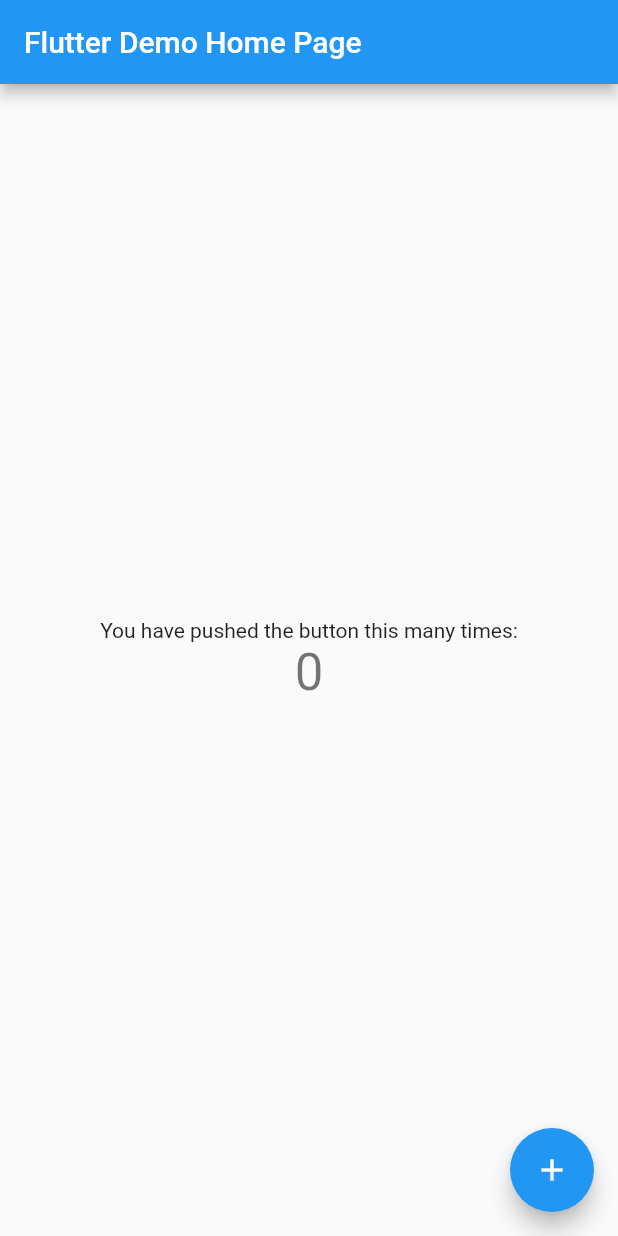
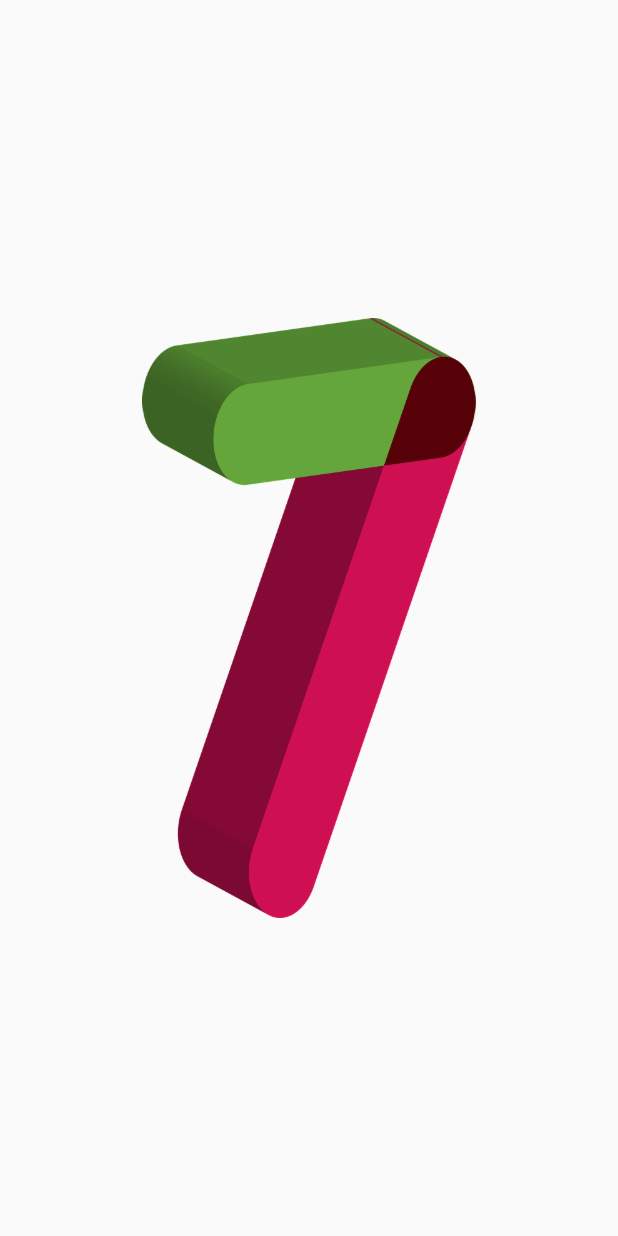
Before and after one commit to taeksoolee/flutter-chapter-study, a Flutter app: the screen it shows after launch, on a phone screen of 412 x 824 dp. Run offline on Flutter 3.47's test engine with Material 2 defaults, Android fonts, the phone set to English and light mode, and no system bars; our stand-ins replace fluttertoast, webview_flutter.

Commit message:
🚀 rng - countdown Widget 추가

```diff
--- a/random_number_generator/lib/main.dart
+++ b/random_number_generator/lib/main.dart
@@ -1,115 +1,8 @@
 import 'package:flutter/material.dart';
+import 'package:random_number_generator/screens/home_screen.dart';
 
 void main() {
-  runApp(const MyApp());
+  runApp(MaterialApp(
+    home: HomeScreen(),
+  ));
 }
-
-class MyApp extends StatelessWidget {
-  const MyApp({Key? key}) : super(key: key);
-
-  // This widget is the root of your application.
-  @override
-  Widget build(BuildContext context) {
-    return MaterialApp(
-      title: 'Flutter Demo',
-      theme: ThemeData(
-        // This is the theme of your application.
-        //
-        // Try running your application with "flutter run". You'll see the
-        // application has a blue toolbar. Then, without quitting the app, try
-        // changing the primarySwatch below to Colors.green and then invoke
-        // "hot reload" (press "r" in the console where you ran "flutter run",
-        // or simply save your changes to "hot reload" in a Flutter IDE).
-        // Notice that the counter didn't reset back to zero; the application
-        // is not restarted.
-        primarySwatch: Colors.blue,
-      ),
-      home: const MyHomePage(title: 'Flutter Demo Home Page'),
-    );
-  }
-}
-
-class MyHomePage extends StatefulWidget {
-  const MyHomePage({Key? key, required this.title}) : super(key: key);
-
-  // This widget is the home page of your application. It is stateful, meaning
-  // that it has a State object (defined below) that contains fields that affect
-  // how it looks.
-
-  // This class is the configuration for the state. It holds the values (in this
-  // case the title) provided by the parent (in this case the App widget) and
-  // used by the build method of the State. Fields in a Widget subclass are
-  // always marked "final".
-
-  final String title;
-
-  @override
-  State<MyHomePage> createState() => _MyHomePageState();
-}
-
-class _MyHomePageState extends State<MyHomePage> {
-  int _counter = 0;
-
-  void _incrementCounter() {
-    setState(() {
-      // This call to setState tells the Flutter framework that something has
-      // changed in this State, which causes it to rerun the build method below
-      // so that the display can reflect the updated values. If we changed
-      // _counter without calling setState(), then the build method would not be
-      // called again, and so nothing would appear to happen.
-      _counter++;
-    });
-  }
-
-  @override
-  Widget build(BuildContext context) {
-    // This method is rerun every time setState is called, for instance as done
-    // by the _incrementCounter method above.
-    //
-    // The Flutter framework has been optimized to make rerunning build methods
-    // fast, so that you can just rebuild anything that needs updating rather
-    // than having to individually change instances of widgets.
-    return Scaffold(
-      appBar: AppBar(
-        // Here we take the value from the MyHomePage object that was created by
-        // the App.build method, and use it to set our appbar title.
-        title: Text(widget.title),
-      ),
-      body: Center(
-        // Center is a layout widget. It takes a single child and positions it
-        // in the middle of the parent.
-        child: Column(
-          // Column is also a layout widget. It takes a list of children and
-          // arranges them vertically. By default, it sizes itself to fit its
-          // children horizontally, and tries to be as tall as its parent.
-          //
-          // Invoke "debug painting" (press "p" in the console, choose the
-          // "Toggle Debug Paint" action from the Flutter Inspector in Android
-          // Studio, or the "Toggle Debug Paint" command in Visual Studio Code)
-          // to see the wireframe for each widget.
-          //
-          // Column has various properties to control how it sizes itself and
-          // how it positions its children. Here we use mainAxisAlignment to
-          // center the children vertically; the main axis here is the vertical
-          // axis because Columns are vertical (the cross axis would be
-          // horizontal).
-          mainAxisAlignment: MainAxisAlignment.center,
-          children: <Widget>[
-            const Text(
-              'You have pushed the button this many times:',
-            ),
-            Text(
-              '$_counter',
-              style: Theme.of(context).textTheme.headline4,
-            ),
-          ],
-        ),
-      ),
-      floatingActionButton: FloatingActionButton(
-        onPressed: _incrementCounter,
-        tooltip: 'Increment',
-        child: const Icon(Icons.add),
-      ), // This trailing comma makes auto-formatting nicer for build methods.
-    );
-  }
-}
--- /dev/null
+++ b/random_number_generator/lib/screens/home_screen.dart
@@ -0,0 +1,23 @@
+import 'dart:async';
+
+import 'package:flutter/material.dart';
+import 'package:flutter/src/foundation/key.dart';
+import 'package:flutter/src/widgets/framework.dart';
+import 'package:random_number_generator/widgets/countdown.dart';
+
+// 하남 배달특급 친구
+class HomeScreen extends StatefulWidget {
+  const HomeScreen({Key? key}) : super(key: key);
+
+  @override
+  State<HomeScreen> createState() => _HomeScreenState();
+}
+
+class _HomeScreenState extends State<HomeScreen> {
+  @override
+  Widget build(BuildContext context) {
+    return Scaffold(
+      body: Countdown(),
+    );
+  }
+}
--- /dev/null
+++ b/random_number_generator/lib/widgets/countdown.dart
@@ -0,0 +1,46 @@
+import 'dart:async';
+
+import 'package:flutter/material.dart';
+import 'package:flutter/src/foundation/key.dart';
+import 'package:flutter/src/widgets/framework.dart';
+
+class Countdown extends StatefulWidget {
+  const Countdown({Key? key}) : super(key: key);
+
+  @override
+  State<Countdown> createState() => _CountdownState();
+}
+
+class _CountdownState extends State<Countdown> {
+  Timer? timer;
+  int count = 0;
+
+  @override
+  void initState() {
+    timer = Timer.periodic(Duration(seconds: 1), (timer) {
+      setState(() {
+        if (count == 9) {
+          count = 0;
+        } else {
+          count++;
+        }
+      });
+    });
+    super.initState();
+  }
+
+  @override
+  Widget build(BuildContext context) {
+    return SizedBox(
+        width: MediaQuery.of(context).size.width,
+        child: Column(
+          mainAxisAlignment: MainAxisAlignment.center,
+          children: [
+            Image.asset(
+              'assets/img/$count.png',
+              height: 400.0,
+            ),
+          ],
+        ));
+  }
+}
```
